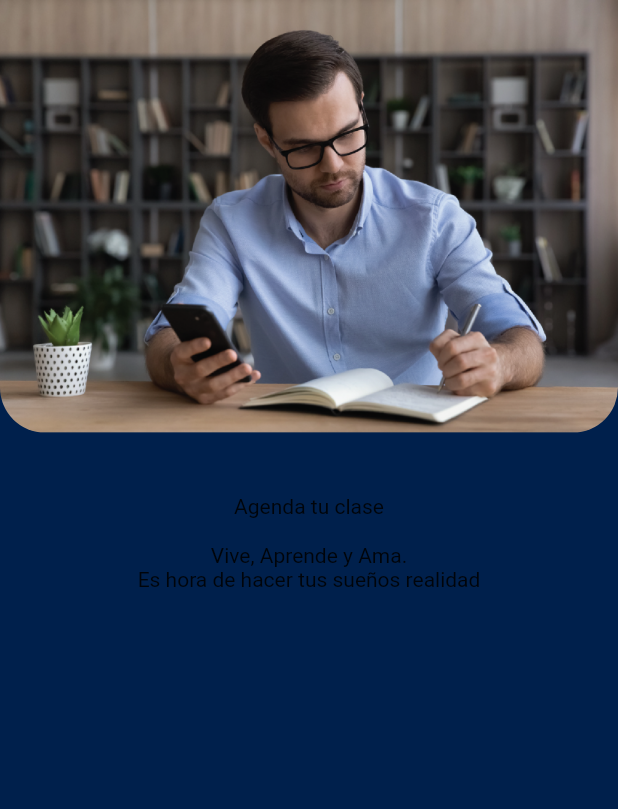
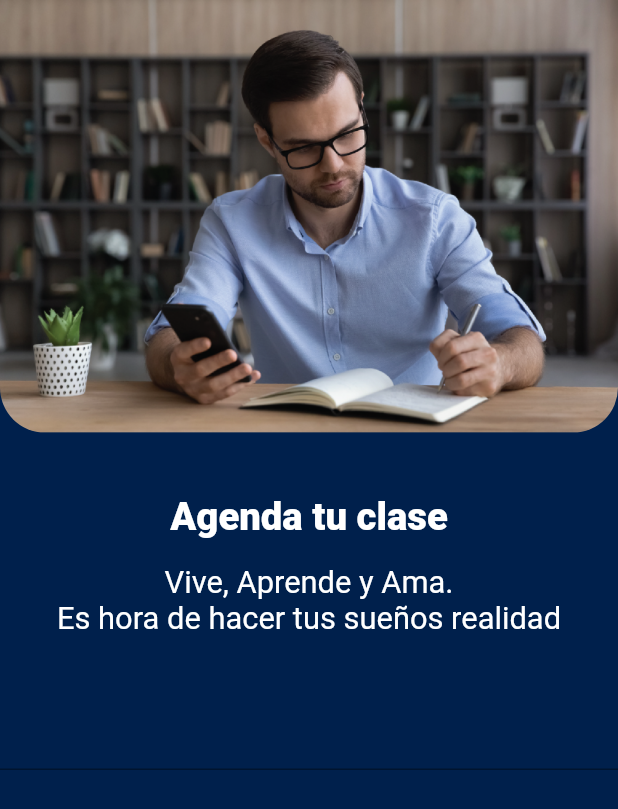
Before and after one commit to codebashh/KiuLinks-App, a Flutter app: the schedule screen opened directly, on a phone screen of 412 x 824 dp. Shown: the top 809 px of the screen. Run offline on Flutter 3.47's test engine with Material 2 defaults, Android fonts, the phone set to English and light mode, and no system bars; Roboto replaces fonts that are missing (Poppins).

Commit message:
border radius style added

```diff
--- a/lib/Views/schedule_screen.dart
+++ b/lib/Views/schedule_screen.dart
@@ -12,6 +12,8 @@ class _scheduleState extends State<schedule> {
   Widget build(BuildContext context) {
     double height = MediaQuery.of(context).size.height;
     double width = MediaQuery.of(context).size.width;
+    TextEditingController date_controller = new TextEditingController();
+    TextEditingController time_controller = new TextEditingController();
     return Material(
       child: Scaffold(
         backgroundColor: Theme.of(context).primaryColor,
@@ -28,10 +30,14 @@ class _scheduleState extends State<schedule> {
                 ),
               ),
               SizedBox(height: height * 0.05),
-              Text("Agenda tu clase", style: textStyles.heading1(context).copyWith(color: Colors.white),),
+              Text("Agenda tu clase", style: styles.heading1(context).copyWith(color: Colors.white),),
               SizedBox(height: height * 0.02,),
-              Text("Vive, Aprende y Ama.", style: textStyles.heading4(context).copyWith(color: Colors.white),),
-              Text("Es hora de hacer tus sueños realidad", style: textStyles.heading4(context).copyWith(color: Colors.white),)
+              Text("Vive, Aprende y Ama.", style: styles.heading4(context).copyWith(color: Colors.white),),
+              Text("Es hora de hacer tus sueños realidad", style: styles.heading4(context).copyWith(color: Colors.white),),
+              SizedBox(height: height * 0.05,),
+              TextFormField(
+
+              ),
 
             ],
           ),
--- a/lib/utilities/styles.dart
+++ b/lib/utilities/styles.dart
@@ -38,4 +38,14 @@ class styles{
     );
   }
 
+  //used for rounded corners of textfields
+  static BorderRadius textField_radius(){
+    return BorderRadius.circular(20);
+  }
+
+  //used for rounded corners of cards
+  static BorderRadius cards_radius(){
+    return BorderRadius.circular(30);
+  }
+
 }
```
